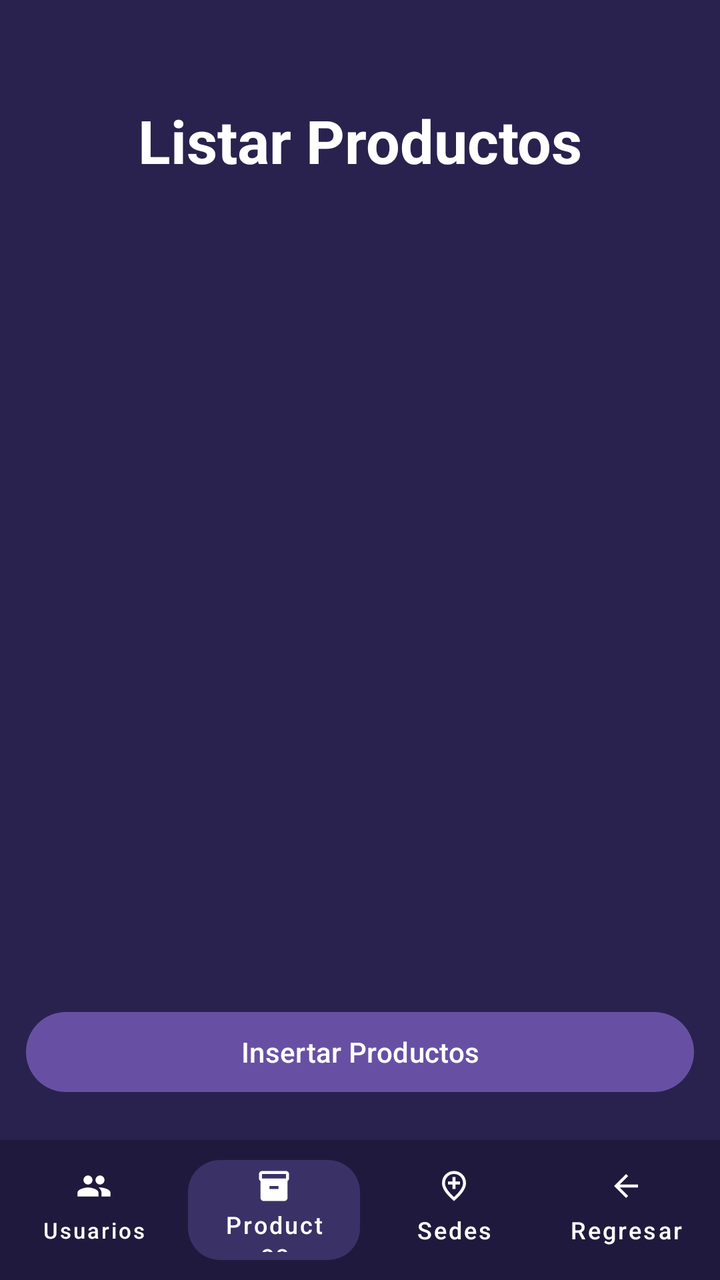
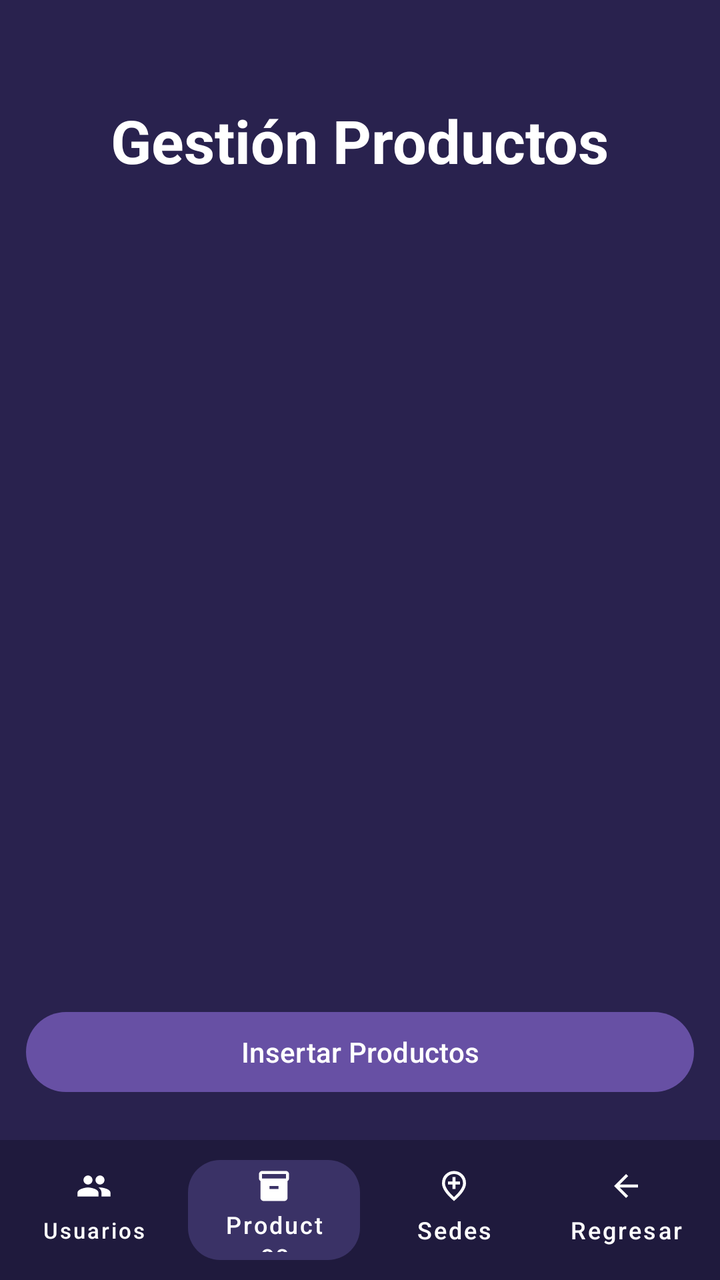

Before-and-after screenshots of an Android layout around one commit, followed by the original layout XML and the change that was made.
<!-- AndroidManifest.xml: application theme Theme.AlcamenProyectoFinal -->
<!-- res/layout/activity_frm_listar_productos.xml -->
<?xml version="1.0" encoding="utf-8"?>
<androidx.constraintlayout.widget.ConstraintLayout xmlns:android="http://schemas.android.com/apk/res/android"
    xmlns:app="http://schemas.android.com/apk/res-auto"
    xmlns:tools="http://schemas.android.com/tools"
    android:id="@+id/main"
    android:background="#29224E" android:layout_width="match_parent"
    android:layout_height="match_parent"
    tools:context=".Vista.frmListarProductos">

    <TextView
        android:id="@+id/tvTituloListarProductos"
        android:layout_width="wrap_content"
        android:layout_height="wrap_content"
        android:layout_marginTop="50dp"
        android:text="Listar Productos"
        android:textColor="#FFFFFF"
        android:textSize="30sp"
        android:textStyle="bold"
        app:layout_constraintEnd_toEndOf="parent"
        app:layout_constraintStart_toStartOf="parent"
        app:layout_constraintTop_toTopOf="parent" />

    <androidx.recyclerview.widget.RecyclerView
        android:id="@+id/rvProductos"
        android:layout_width="0dp"
        android:layout_height="0dp"
        android:layout_marginTop="16dp"
        android:layout_marginBottom="12dp"
        android:clipToPadding="false"
        android:paddingBottom="8dp"
        app:layout_constraintBottom_toTopOf="@+id/containerBotones"
        app:layout_constraintEnd_toEndOf="parent"
        app:layout_constraintStart_toStartOf="parent"
        app:layout_constraintTop_toBottomOf="@+id/tvTituloListarProductos"
        tools:listitem="@layout/item_producto" />

    
    <LinearLayout
        android:id="@+id/containerBotones"
        android:layout_width="334dp"
        android:layout_height="wrap_content"
        android:layout_marginBottom="12dp"
        android:orientation="vertical"
        app:layout_constraintBottom_toTopOf="@+id/footerListarProductos"
        app:layout_constraintEnd_toEndOf="parent"
        app:layout_constraintStart_toStartOf="parent">

        <Button
            android:id="@+id/button81"
            android:layout_width="match_parent"
            android:layout_height="wrap_content"
            android:layout_marginBottom="8dp"
            android:onClick="btnInsertarProductos"
            android:text="Insertar Productos" />
    </LinearLayout>

    <LinearLayout
        android:id="@+id/footerListarProductos"
        android:layout_width="match_parent"
        android:layout_height="70dp"
        android:background="#1F1A3D"
        android:orientation="horizontal"
        android:padding="4dp"
        android:gravity="center_vertical"
        app:layout_constraintBottom_toBottomOf="parent"
        app:layout_constraintEnd_toEndOf="parent"
        app:layout_constraintStart_toStartOf="parent">

        <com.google.android.material.button.MaterialButton
            android:id="@+id/btnUsuarios"
            style="@style/Widget.MaterialComponents.Button.TextButton"
            android:layout_width="0dp"
            android:layout_height="match_parent"
            android:layout_weight="1"
            android:text="Usuarios"
            android:textColor="@android:color/white"
            android:textSize="11sp"
            app:icon="@drawable/ic_people"
            app:iconGravity="top"
            app:iconPadding="2dp"
            app:iconTint="@android:color/white"
            app:textAllCaps="false" />

        <com.google.android.material.button.MaterialButton
            android:id="@+id/btnProductos"
            style="@style/Widget.MaterialComponents.Button.UnelevatedButton"
            android:layout_width="0dp"
            android:layout_height="wrap_content"
            android:layout_marginHorizontal="4dp"
            android:layout_weight="1"
            android:text="Productos"
            android:textColor="@android:color/white"
            android:textSize="12sp"
            app:backgroundTint="#3A3266"
            app:cornerRadius="16dp"
            app:icon="@drawable/ic_inventory"
            app:iconGravity="top"
            app:iconPadding="2dp"
            app:iconTint="@android:color/white"
            app:textAllCaps="false" />

        <com.google.android.material.button.MaterialButton
            android:id="@+id/btnSedes"
            style="@style/Widget.MaterialComponents.Button.TextButton"
            android:layout_width="0dp"
            android:layout_height="match_parent"
            android:layout_weight="1"
            android:text="Sedes"
            android:textColor="@android:color/white"
            android:textSize="12sp"
            app:icon="@drawable/ic_location_city"
            app:iconGravity="top"
            app:iconPadding="2dp"
            app:iconTint="@android:color/white"
            app:textAllCaps="false" />

        <com.google.android.material.button.MaterialButton
            android:id="@+id/btnRegresar"
            style="@style/Widget.MaterialComponents.Button.TextButton"
            android:layout_width="0dp"
            android:layout_height="match_parent"
            android:layout_weight="1"
            android:text="Regresar"
            android:textColor="@android:color/white"
            android:textSize="12sp"
            app:icon="@drawable/ic_arrow_back"
            app:iconGravity="top"
            app:iconPadding="2dp"
            app:iconTint="@android:color/white"
            app:textAllCaps="false" />

    </LinearLayout>

</androidx.constraintlayout.widget.ConstraintLayout>
<!-- res/layout/item_producto.xml (included above) -->
<?xml version="1.0" encoding="utf-8"?>
<androidx.cardview.widget.CardView
    xmlns:android="http://schemas.android.com/apk/res/android"
    xmlns:app="http://schemas.android.com/apk/res-auto"
    android:layout_width="match_parent"
    android:layout_height="wrap_content"
    android:layout_marginHorizontal="16dp"
    android:layout_marginVertical="6dp"
    app:cardBackgroundColor="#2A2450"
    app:cardCornerRadius="12dp"
    app:cardElevation="4dp">

    <LinearLayout
        android:layout_width="match_parent"
        android:layout_height="wrap_content"
        android:orientation="horizontal"
        android:padding="16dp">

        
        <View
            android:layout_width="4dp"
            android:layout_height="match_parent"
            android:background="#10B981"
            android:layout_marginEnd="12dp" />

        
        <LinearLayout
            android:layout_width="0dp"
            android:layout_height="wrap_content"
            android:layout_weight="1"
            android:orientation="vertical">

            
            <TextView
                android:id="@+id/tvNombreProducto"
                android:layout_width="wrap_content"
                android:layout_height="wrap_content"
                android:text="Nombre del Producto"
                android:textColor="#FFFFFF"
                android:textSize="17sp"
                android:textStyle="bold" />

            
            <TextView
                android:id="@+id/tvDescripcion"
                android:layout_width="wrap_content"
                android:layout_height="wrap_content"
                android:layout_marginTop="2dp"
                android:text="Descripción breve del producto..."
                android:textColor="#A78BFA"
                android:textSize="14sp" />

            
            <TextView
                android:id="@+id/tvDetallesProducto"
                android:layout_width="wrap_content"
                android:layout_height="wrap_content"
                android:layout_marginTop="6dp"
                android:text="Ubicación: Estante A | Prov: Vendor | Cód: P001"
                android:textColor="#B3FFFFFF"
                android:textSize="12sp" />
        </LinearLayout>

        <LinearLayout
            android:layout_width="wrap_content"
            android:layout_height="wrap_content"
            android:orientation="vertical"
            android:gravity="center"
            android:layout_marginStart="8dp">

            <ImageButton
                android:id="@+id/btnEditarProducto"
                android:layout_width="36dp"
                android:layout_height="36dp"
                android:padding="6dp"
                android:background="?attr/selectableItemBackgroundBorderless"
                android:contentDescription="Editar producto"
                android:src="@android:drawable/ic_menu_edit"
                app:tint="#FFFFFF"/>

            <ImageButton
                android:id="@+id/btnEliminarProducto"
                android:layout_width="36dp"
                android:layout_height="36dp"
                android:layout_marginTop="4dp"
                android:padding="6dp"
                android:background="?attr/selectableItemBackgroundBorderless"
                android:contentDescription="Eliminar producto"
                android:src="@android:drawable/ic_menu_close_clear_cancel"
                app:tint="#FFFFFF"/>
        </LinearLayout>

    </LinearLayout>

</androidx.cardview.widget.CardView>
<!-- resources referenced by this layout -->
<resources>
  <!-- drawable ic_arrow_back (drawable) -->
  <vector xmlns:android="http://schemas.android.com/apk/res/android" android:autoMirrored="true" android:height="24dp" android:tint="#000000" android:viewportHeight="960" android:viewportWidth="960" android:width="24dp">
        
      <path android:fillColor="@android:color/white" android:pathData="M313,520L537,744L480,800L160,480L480,160L537,216L313,440L800,440L800,520L313,520Z"/>
      
  </vector>
  <!-- drawable ic_inventory (drawable) -->
  <vector xmlns:android="http://schemas.android.com/apk/res/android" android:height="24dp" android:tint="#000000" android:viewportHeight="24" android:viewportWidth="24" android:width="24dp">
        
      <path android:fillColor="@android:color/white" android:pathData="M20,2L4,2c-1,0 -2,0.9 -2,2v3.01c0,0.72 0.43,1.34 1,1.69L3,20c0,1.1 1.1,2 2,2h14c0.9,0 2,-0.9 2,-2L21,8.7c0.57,-0.35 1,-0.97 1,-1.69L22,4c0,-1.1 -1,-2 -2,-2zM15,14L9,14v-2h6v2zM20,7L4,7L4,4l16,-0.02L20,7z"/>
      
  </vector>
  <!-- drawable ic_location_city (drawable) -->
  <vector xmlns:android="http://schemas.android.com/apk/res/android" android:height="24dp" android:tint="#000000" android:viewportHeight="960" android:viewportWidth="960" android:width="24dp">
        
      <path android:fillColor="@android:color/white" android:pathData="M440,560L520,560L520,440L640,440L640,360L520,360L520,240L440,240L440,360L320,360L320,440L440,440L440,560ZM480,774Q602,662 661,570.5Q720,479 720,408Q720,299 650.5,229.5Q581,160 480,160Q379,160 309.5,229.5Q240,299 240,408Q240,479 299,570.5Q358,662 480,774ZM480,880Q319,743 239.5,625.5Q160,508 160,408Q160,258 256.5,169Q353,80 480,80Q607,80 703.5,169Q800,258 800,408Q800,508 720.5,625.5Q641,743 480,880ZM480,400Q480,400 480,400Q480,400 480,400Q480,400 480,400Q480,400 480,400Q480,400 480,400Q480,400 480,400Q480,400 480,400Q480,400 480,400Z"/>
      
  </vector>
  <!-- drawable ic_people (drawable) -->
  <vector xmlns:android="http://schemas.android.com/apk/res/android" android:height="24dp" android:tint="#000000" android:viewportHeight="24" android:viewportWidth="24" android:width="24dp">
        
      <path android:fillColor="@android:color/white" android:pathData="M16,11c1.66,0 2.99,-1.34 2.99,-3S17.66,5 16,5c-1.66,0 -3,1.34 -3,3s1.34,3 3,3zM8,11c1.66,0 2.99,-1.34 2.99,-3S9.66,5 8,5C6.34,5 5,6.34 5,8s1.34,3 3,3zM8,13c-2.33,0 -7,1.17 -7,3.5L1,19h14v-2.5c0,-2.33 -4.67,-3.5 -7,-3.5zM16,13c-0.29,0 -0.62,0.02 -0.97,0.05 1.16,0.84 1.97,1.97 1.97,3.45L17,19h6v-2.5c0,-2.33 -4.67,-3.5 -7,-3.5z"/>
      
  </vector>
  <style name="Theme.AlcamenProyectoFinal" parent="Base.Theme.AlcamenProyectoFinal" />
  <style name="Base.Theme.AlcamenProyectoFinal" parent="Theme.Material3.DayNight.NoActionBar">
          
          
      </style>
</resources>

<!-- the commit's change to res/layout/activity_frm_listar_productos.xml (unified diff, before → after) -->
@@ -12,7 +12,7 @@
         android:layout_width="wrap_content"
         android:layout_height="wrap_content"
         android:layout_marginTop="50dp"
-        android:text="Listar Productos"
+        android:text="Gestión Productos"
         android:textColor="#FFFFFF"
         android:textSize="30sp"
         android:textStyle="bold"
@@ -34,7 +34,6 @@
         app:layout_constraintTop_toBottomOf="@+id/tvTituloListarProductos"
         tools:listitem="@layout/item_producto" />
 
-    
     <LinearLayout
         android:id="@+id/containerBotones"
         android:layout_width="334dp"
